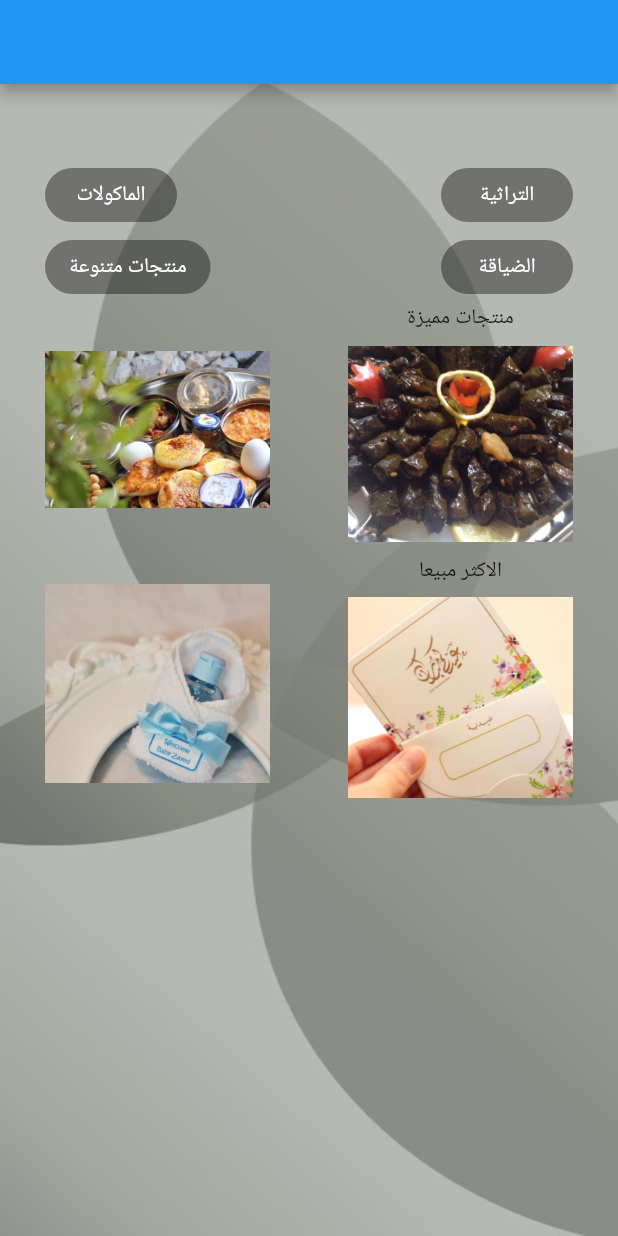
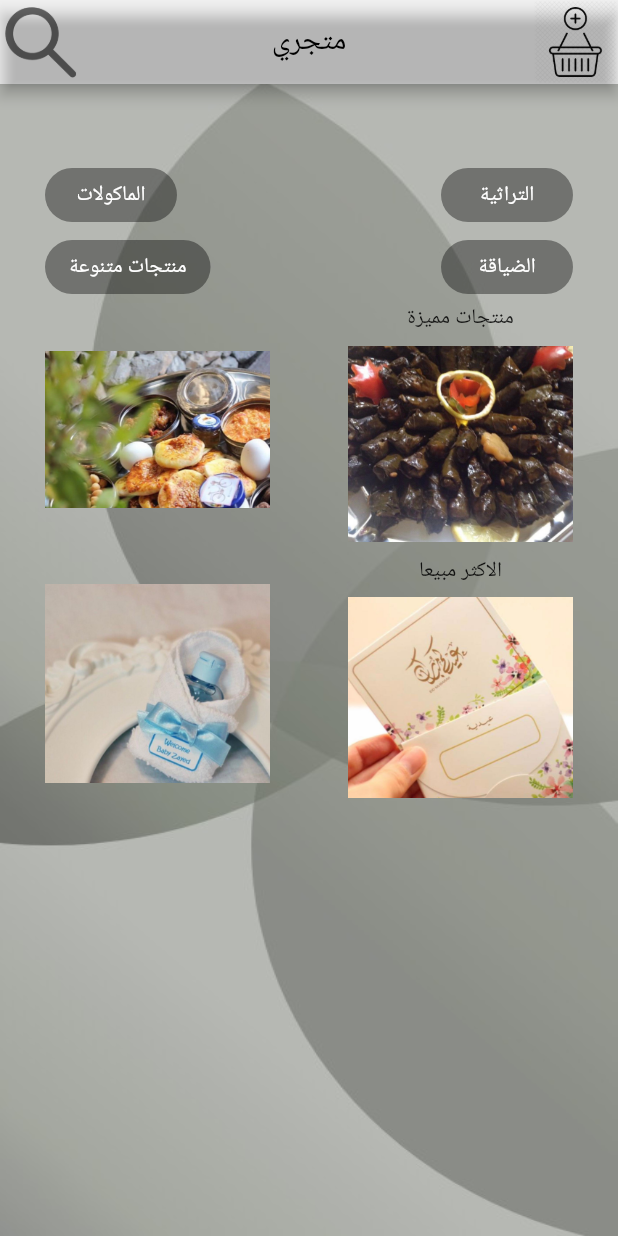
Before and after one commit to abdulazizasiri/Flutter, a Flutter app: the screen it shows after launch, on a phone screen of 412 x 824 dp. Run offline on Flutter 3.47's test engine with Material 2 defaults, Android fonts, the phone set to English and light mode, and no system bars.

Commit message:
almost done

```diff
--- a/food_app/lib/main.dart
+++ b/food_app/lib/main.dart
@@ -12,8 +12,16 @@ class MainStore extends StatelessWidget {
   Widget build(BuildContext context) {
     return Scaffold(
 
+
       appBar: AppBar(
-        // backgroundColor: Colors.transparent,
+        backgroundColor: Colors.transparent,
+        centerTitle: true,
+        title: Text("متجري", style: TextStyle(color: Colors.black),),
+        leading: Image.asset('assets/search.png'),
+        actions: [
+          Image.asset("assets/add.png"),
+
+        ],
         // iconTheme: ,
       ),
 
--- a/food_app/pubspec.yaml
+++ b/food_app/pubspec.yaml
@@ -43,6 +43,8 @@ flutter:
     - assets/zeyed.jpeg
     - assets/foul.jpeg
     - assets/grapeLeaves.jpeg
+    - assets/add.png
+    - assets/search.png
 
 
   # The following line ensures that the Material Icons font is
```
Also changed, not shown: food_app/assets/add.png (added), food_app/assets/search.png (added).
